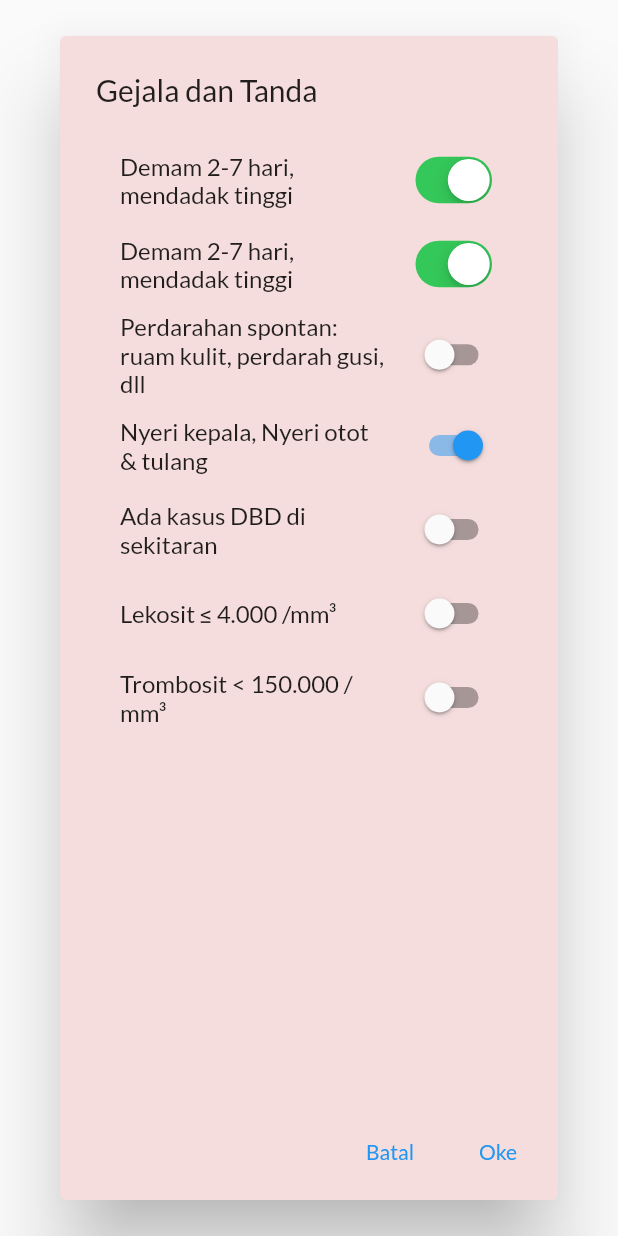
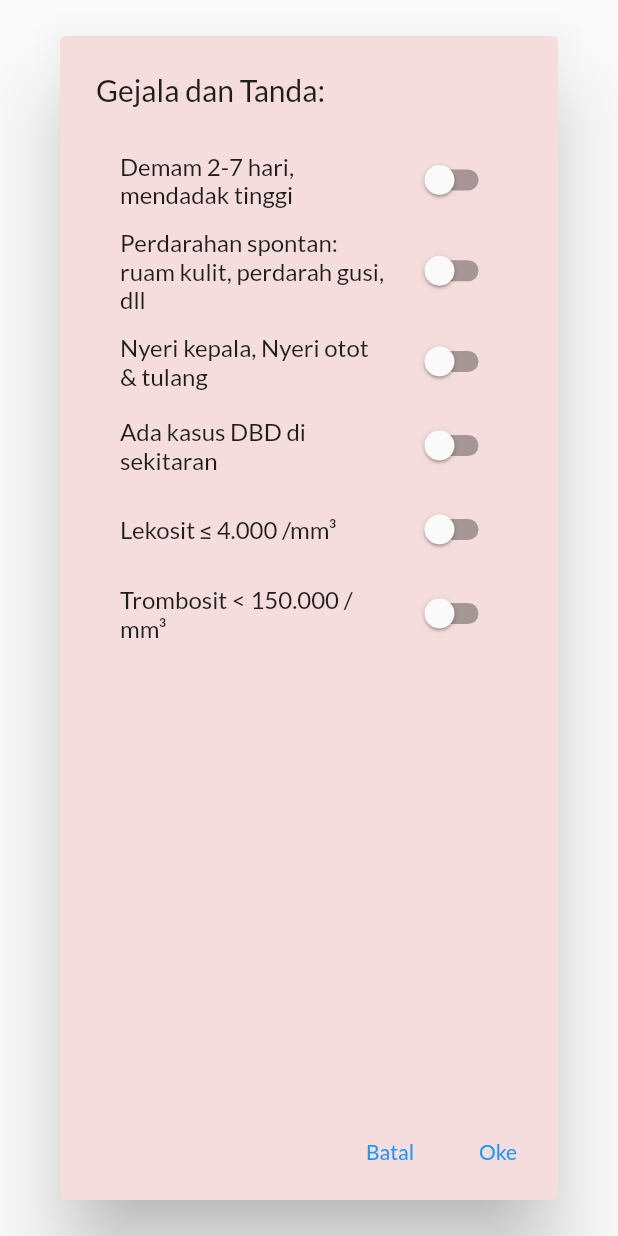
Before and after one commit to saptosutardi/Cairan-DBD, a Flutter app: the GradeDialog widget shown alone on an empty page, opened directly, on a phone screen of 412 x 824 dp. Run offline on Flutter 3.47's test engine with Material 2 defaults, Android fonts, the phone set to English and light mode, and no system bars; our stand-ins replace google_fonts, toggle_switch.

Commit message:
Dialog sudah berfungsi

```diff
--- a/lib/globals.dart
+++ b/lib/globals.dart
@@ -11,8 +11,8 @@ double weight = 0;
 
 var arrGrade = ['I atau II', 'III atau IV'];
 var arrInfus = const ['Makro-15', 'Makro-20', 'Mikro-60'];
-var signSymp = "Gejala dan Tanda";
-var arrSignSymptomsDS = const [
+var signSymp = "Gejala dan Tanda:";
+List<String> arrSignSymptomsDS = const [
   'Demam 2-7 hari, mendadak tinggi',
   'Perdarahan spontan: ruam kulit, perdarah gusi, dll',
   'Nyeri kepala, Nyeri otot & tulang',
@@ -21,7 +21,7 @@ var arrSignSymptomsDS = const [
   'Trombosit < 150.000 /mm³',
 ];
 
-var arrValue = [true, false, true, false, false, false];
+var arrValue = [false, false, false, false, false, false];
 // var arrSignSympDBD1 =
 final etWeightHolder = TextEditingController();
 final etHeight = TextEditingController();
@@ -37,7 +37,6 @@ var title = "Cairan DBD";
 var sDPM = "";
 var dpmOrImmediately = "";
 var result = '';
-var signSymptoms = "Gejala dan Tanda:";
 var ok = "Oke";
 var cancel = "Batal";
 
--- a/lib/grade_dialog.dart
+++ b/lib/grade_dialog.dart
@@ -1,4 +1,6 @@
-import 'package:flutter/cupertino.dart';
+// import 'package:flutter/cupertino.dart';
+// import 'dart:ffi';
+
 import 'package:flutter/material.dart';
 import 'globals.dart' as globals;
 
@@ -24,82 +26,50 @@ class _GradeDialogState extends State<GradeDialog> {
         // width: double.maxFinite,
         child: Column(
           children: <Widget>[
-            switchSetting(arrSignSymptomsDS[0], arrValue[0]),
-            // switchSetting(arrSignSymptomsDS[1], arrValue[1]),
-            // switchSetting(arrSignSymptomsDS[2], arrValue[2]),
-            // switchSetting(arrSignSymptomsDS[3], arrValue[3]),
-            // switchSetting(arrSignSymptomsDS[4], arrValue[4]),
-            // switchSetting(arrSignSymptomsDS[5], arrValue[5]),
-            ListTile(
-              title: Text(arrSignSymptomsDS[0]),
-              trailing: CupertinoSwitch(
+            SwitchListTile(
+                title: Text(arrSignSymptomsDS[0]),
                 value: arrValue[0],
-                onChanged: (val) {
-                  setState(() => arrValue[0] = val);
-                },
-              ),
-              onTap: () {
-                setState(() {
-                  arrValue[0] = !arrValue[0];
-                });
-              },
-            ),
-            buildSwitchListTile(
-                Title: arrSignSymptomsDS[1],
-                Value: arrValue[1],
+                onChanged: (val) => setState(() => arrValue[0] = val)),
+            SwitchListTile(
+                title: Text(arrSignSymptomsDS[1]),
+                value: arrValue[1],
                 onChanged: (val) => setState(() => arrValue[1] = val)),
-            buildSwitchListTile(
-                Title: arrSignSymptomsDS[2],
-                Value: arrValue[2],
+            SwitchListTile(
+                title: Text(arrSignSymptomsDS[2]),
+                value: arrValue[2],
                 onChanged: (val) => setState(() => arrValue[2] = val)),
-            buildSwitchListTile(
-                Title: arrSignSymptomsDS[3],
-                Value: arrValue[3],
+            SwitchListTile(
+                title: Text(arrSignSymptomsDS[3]),
+                value: arrValue[3],
                 onChanged: (val) => setState(() => arrValue[3] = val)),
-            buildSwitchListTile(
-                Title: arrSignSymptomsDS[4],
-                Value: arrValue[4],
+            SwitchListTile(
+                title: Text(arrSignSymptomsDS[4]),
+                value: arrValue[4],
                 onChanged: (val) => setState(() => arrValue[4] = val)),
-            buildSwitchListTile(
-                Title: arrSignSymptomsDS[5],
-                Value: arrValue[5],
+            SwitchListTile(
+                title: Text(arrSignSymptomsDS[5]),
+                value: arrValue[5],
                 onChanged: (val) => setState(() => arrValue[5] = val)),
           ],
         ),
       ),
       actions: <Widget>[
-        TextButton(child: Text(globals.cancel), onPressed: () {}),
-        TextButton(child: Text(globals.ok), onPressed: () {}),
+        TextButton(
+            child: Text(globals.cancel),
+            onPressed: () {
+              Navigator.of(context, rootNavigator: false).pop();
+              for (int i = 0; i < arrValue.length; i++) {
+                arrValue[i] = false;
+              }
+            }),
+        TextButton(
+            child: Text(globals.ok),
+            onPressed: () {
+              Navigator.of(context, rootNavigator: true).pop();
+              // ignore: avoid_print
+              print(arrValue);
+            }),
       ],
     );
   }
-
-  SwitchListTile buildSwitchListTile({
-    required String Title,
-    required bool Value,
-    required void Function(bool) onChanged,
-  }) {
-    return SwitchListTile(
-      title: Text(Title),
-      value: Value,
-      onChanged: onChanged,
-    );
-  }
-
-  ListTile switchSetting(String arrSignSymptomsDS, bool arrValue) {
-    return ListTile(
-      title: Text(arrSignSymptomsDS),
-      trailing: CupertinoSwitch(
-        value: arrValue,
-        onChanged: (val) {
-          setState(() => arrValue = val);
-        },
-      ),
-      onTap: () {
-        setState(() {
-          arrValue = !arrValue;
-        });
-      },
-    );
-  }
 }
```
